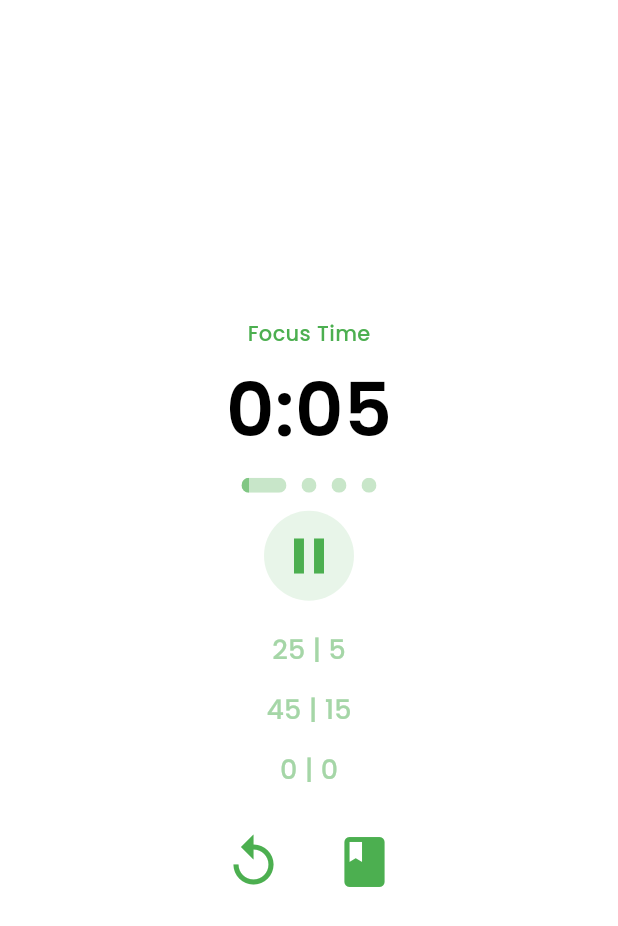
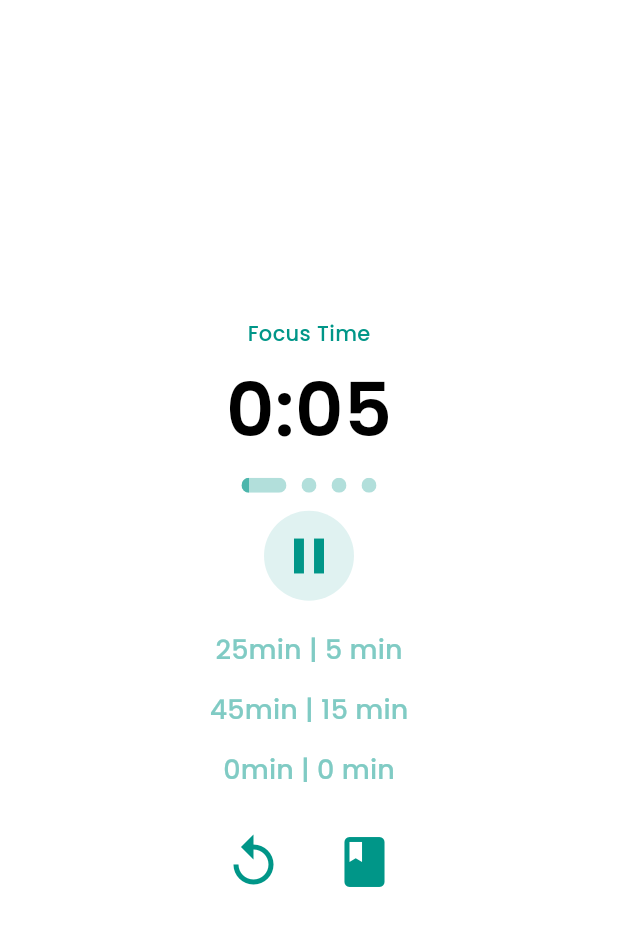
Before and after one commit to Liv44/Dring_Flutter, a Flutter app: the screen it shows after launch, after a tap on the "play arrow" icon, on a phone screen of 412 x 824 dp. Shown: the top 926 px of the screen. Run offline on Flutter 3.47's test engine with Material 3 defaults, Android fonts, the light colour scheme and no system bars; our stand-ins replace awesome_notifications, google_fonts, shared_preferences.

Commit message:
:bug: fix history in seconds and colors

```diff
--- a/lib/history.dart
+++ b/lib/history.dart
@@ -1,4 +1,3 @@
-
 import 'dart:collection';
 
 class History {
@@ -6,14 +5,15 @@ class History {
   int totalNumberOfSessions = 0;
   List<Session> sessions = [];
 
-  History(this.totalTimeWorkedInDays, this.totalNumberOfSessions, this.sessions);
+  History(
+      this.totalTimeWorkedInDays, this.totalNumberOfSessions, this.sessions);
 
   Map<String, dynamic> sessionToJson() {
     Map<String, dynamic> sessionsJson = <String, dynamic>{};
     for (var session in sessions) {
       var sessionJson = <String, dynamic>{
         'date': session.date,
-        'workedTimeInHours': session.workedTimeInHours,
+        'workedTimeInSeconds': session.workedTimeInSeconds,
         'totalOfSessions': session.totalOfSessions
       };
 
@@ -45,20 +45,17 @@ class History {
       newSessionList.add(Session.fromJson(sessionTyped));
     });
 
-    return History(
-      json['totalTimeWorkedInDays'] as double,
-      json['totalNumberOfSessions'] as int,
-      newSessionList
-    );
+    return History(json['totalTimeWorkedInDays'] as double,
+        json['totalNumberOfSessions'] as int, newSessionList);
   }
 }
 
 class Session {
   DateTime date = DateTime.now();
-  double workedTimeInHours = 0;
+  double workedTimeInSeconds = 0;
   int totalOfSessions = 0;
 
-  Session(this.date, this.workedTimeInHours, this.totalOfSessions);
+  Session(this.date, this.workedTimeInSeconds, this.totalOfSessions);
 
   String dateToJson() {
     return "${date.day},${date.month},${date.year}";
@@ -66,22 +63,20 @@ class Session {
 
   static DateTime jsonToDate(String string) {
     List list = string.split(',');
-    DateTime result = DateTime(int.parse(list[2]), int.parse(list[1]), int.parse(list[0]));
+    DateTime result =
+        DateTime(int.parse(list[2]), int.parse(list[1]), int.parse(list[0]));
     return result;
   }
 
   Map<String, dynamic> toJson() => {
-    'date': dateToJson(),
-    'workedTimeInHours': workedTimeInHours,
-    'totalOfSessions': totalOfSessions
-  };
+        'date': dateToJson(),
+        'workedTimeInSeconds': workedTimeInSeconds,
+        'totalOfSessions': totalOfSessions
+      };
 
   factory Session.fromJson(Map<String, dynamic> json) {
     DateTime newDate = jsonToDate(json['date']);
-    return Session(
-      newDate,
-      json['workedTimeInHours'] as double ,
-      json['totalOfSessions'] as int
-    );
+    double workedTime = (json['workedTimeInSeconds'] ?? 0).toDouble();
+    return Session(newDate, workedTime, json['totalOfSessions'] as int);
   }
 }
--- a/lib/mainScreen.dart
+++ b/lib/mainScreen.dart
@@ -8,16 +8,13 @@ import 'package:dring/timerService.dart';
 import 'package:shared_preferences/shared_preferences.dart';
 
 class MainScreen extends StatefulWidget {
-  const MainScreen({
-    super.key
-  });
+  const MainScreen({super.key});
 
   @override
   State<MainScreen> createState() => _MainScreenState();
 }
 
 class _MainScreenState extends State<MainScreen> {
-
   @override
   void initState() {
     AwesomeNotifications().isNotificationAllowed().then((isAllowed) {
@@ -34,19 +31,16 @@ class _MainScreenState extends State<MainScreen> {
       theme: ThemeData(
         primarySwatch: Colors.blue,
         colorScheme: ColorScheme.fromSwatch(
-          primarySwatch: Colors.green,
+          primarySwatch: Colors.teal,
         ).copyWith(),
       ),
-
       debugShowCheckedModeBanner: false,
       home: const Scaffold(
         backgroundColor: Colors.white,
         body: Center(
           child: Column(
             mainAxisAlignment: MainAxisAlignment.center,
-            children: [
-              TimerWidget()
-            ],
+            children: [TimerWidget()],
           ),
         ),
       ),
--- a/lib/timerService.dart
+++ b/lib/timerService.dart
@@ -9,7 +9,7 @@ import 'package:shared_preferences/shared_preferences.dart';
 
 import 'utils.dart';
 
-class TimerService extends ChangeNotifier{
+class TimerService extends ChangeNotifier {
   Timer? timer;
   double durationOfFocus = minToSeconds(.1);
   double durationOfBreak = minToSeconds(.05);
@@ -19,32 +19,38 @@ class TimerService extends ChangeNotifier{
   bool isPlaying = false;
   AppStatus appStatus = AppStatus.stopped;
   AppStatus previousAppStatus = AppStatus.stopped;
-  var statusStrings = ["Focus Time", "Break Time", "Long Break Time", "Stopped"];
+  var statusStrings = [
+    "Focus Time",
+    "Break Time",
+    "Long Break Time",
+    "Stopped"
+  ];
   String statusString = "Stopped";
-  var colorsOfProgressWidgets = [Colors.green[300], Colors.green[300], Colors.green[300], Colors.green[300]];
+  var colorsOfProgressWidgets = [
+    Colors.teal[300],
+    Colors.teal[300],
+    Colors.teal[300],
+    Colors.teal[300]
+  ];
   var inUseProgressWidgets = [false, false, false, false];
   var isFilledProgressWidgets = [false, false, false, false];
 
   SharedPreferences? sharedPreferences;
 
-
-
-  void changeTimesDuration(double focusDuration, double breakDuration, double longBreakDirection)
-  {
+  void changeTimesDuration(
+      double focusDuration, double breakDuration, double longBreakDirection) {
     durationOfFocus = minToSeconds(focusDuration);
     durationOfBreak = minToSeconds(breakDuration);
     durationOfLongBreak = minToSeconds(longBreakDirection);
     notifyListeners();
   }
 
-  void setTimerTime(double timeToSet)
-  {
+  void setTimerTime(double timeToSet) {
     timeLeft = timeToSet;
     notifyListeners();
   }
 
-  void startTimer()
-  {
+  void startTimer() {
     if (round == 0) {
       round++;
       setAppStatus(AppStatus.focus);
@@ -67,35 +73,37 @@ class TimerService extends ChangeNotifier{
     );
   }
 
-  void stopTimer()
-  {
+  void stopTimer() {
     isPlaying = false;
     timer?.cancel();
     setAppStatus(AppStatus.stopped);
     notifyListeners();
   }
 
-  void timerEnded()
-  {
+  void timerEnded() {
+    round++;
     setHistory();
-    round++;
     if (appStatus == AppStatus.focus) {
       if (round >= 8) {
-        triggerNotification("Dring ! Timer is up !", "You did 4 focus time in a row, it's time for a long break !");
+        triggerNotification("Dring ! Timer is up !",
+            "You did 4 focus time in a row, it's time for a long break !");
         setAppStatus(AppStatus.longBreak);
         setTimerTime(durationOfLongBreak);
         return;
       } else {
-        triggerNotification("Dring ! Timer is up !", "Focus time is over, time for a short break !");
+        triggerNotification("Dring ! Timer is up !",
+            "Focus time is over, time for a short break !");
         setAppStatus(AppStatus.shortBreak);
         setTimerTime(durationOfBreak);
       }
       timeLeft++; //Otherwise the first second of the break time is cut
-    } else if (appStatus == AppStatus.shortBreak || appStatus == AppStatus.longBreak) {
+    } else if (appStatus == AppStatus.shortBreak ||
+        appStatus == AppStatus.longBreak) {
       if (appStatus == AppStatus.longBreak) {
         round = 1;
       }
-      triggerNotification("Dring ! Timer is up !", "Break is over, time to focus up !");
+      triggerNotification(
+          "Dring ! Timer is up !", "Break is over, time to focus up !");
       setAppStatus(AppStatus.focus);
       setTimerTime(durationOfFocus);
     }
@@ -103,8 +111,7 @@ class TimerService extends ChangeNotifier{
     notifyListeners();
   }
 
-  void resetTimer()
-  {
+  void resetTimer() {
     stopTimer();
     round = 0;
     setAppStatus(AppStatus.stopped);
@@ -113,7 +120,7 @@ class TimerService extends ChangeNotifier{
     notifyListeners();
   }
 
-  void setAppStatus(AppStatus newAppStatus){
+  void setAppStatus(AppStatus newAppStatus) {
     previousAppStatus = appStatus;
     appStatus = newAppStatus;
     switch (newAppStatus) {
@@ -134,17 +141,26 @@ class TimerService extends ChangeNotifier{
     notifyListeners();
   }
 
-  void setProgressInUseAndColors()
-  {
+  void setProgressInUseAndColors() {
     inUseProgressWidgets = [false, false, false, false];
     switch (round) {
       case 0:
         isFilledProgressWidgets = [false, false, false, false];
-        colorsOfProgressWidgets = [Colors.green[300], Colors.green[300], Colors.green[300], Colors.green[300]];
+        colorsOfProgressWidgets = [
+          Colors.teal[300],
+          Colors.teal[300],
+          Colors.teal[300],
+          Colors.teal[300]
+        ];
         break;
       case 1:
         isFilledProgressWidgets = [false, false, false, false];
-        colorsOfProgressWidgets = [Colors.green[300], Colors.green[300], Colors.green[300], Colors.green[300]];
+        colorsOfProgressWidgets = [
+          Colors.teal[300],
+          Colors.teal[300],
+          Colors.teal[300],
+          Colors.teal[300]
+        ];
         inUseProgressWidgets[0] = true;
         break;
       case 2:
@@ -169,13 +185,17 @@ class TimerService extends ChangeNotifier{
         break;
       case 8:
         isFilledProgressWidgets[3] = true;
-        colorsOfProgressWidgets = [Colors.purple[300], Colors.purple[300], Colors.purple[300], Colors.purple[300]];
+        colorsOfProgressWidgets = [
+          Colors.purple[300],
+          Colors.purple[300],
+          Colors.purple[300],
+          Colors.purple[300]
+        ];
         break;
     }
   }
 
-  void triggerNotification(String tilte, String body)
-  {
+  void triggerNotification(String tilte, String body) {
     AwesomeNotifications().createNotification(
       content: NotificationContent(
         id: 10,
@@ -189,28 +209,29 @@ class TimerService extends ChangeNotifier{
   Future<History> getHistory() async {
     SharedPreferences sharedPreferences = await SharedPreferences.getInstance();
 
+    if (sharedPreferences.getString('history') == null) {
+      return History(0, 0, []);
+    }
     String string = sharedPreferences.getString('history')!;
     Map<String, dynamic> json = await jsonDecode(string);
     History history = History.fromJson(json);
-
     return history;
   }
 
   setHistory() async {
     History history = await getHistory();
 
-    if(history != null) {
-
+    if (history != null) {
+      print("History is not null");
       history.totalNumberOfSessions += 1;
       if (appStatus == AppStatus.shortBreak) {
-        history.totalTimeWorkedInDays += minToDays(secondsToMinutes(durationOfBreak));
+        history.totalTimeWorkedInDays += durationOfBreak;
       } else {
-        history.totalTimeWorkedInDays += minToDays(secondsToMinutes(durationOfFocus));
+        history.totalTimeWorkedInDays += durationOfFocus;
       }
 
       int? sessionToModify;
-      for (int i = 0; i < history.sessions.length; i++)
-      {
+      for (int i = 0; i < history.sessions.length; i++) {
         if (isSameDay(history.sessions[i].date, DateTime.now())) {
           sessionToModify = i;
           break;
@@ -219,15 +240,17 @@ class TimerService extends ChangeNotifier{
 
       if (sessionToModify != null) {
         history.sessions[sessionToModify].totalOfSessions += 1;
-        history.sessions[sessionToModify].workedTimeInHours += minToHours(secondsToMinutes(durationOfFocus));
+        history.sessions[sessionToModify].workedTimeInSeconds +=
+            durationOfFocus;
       } else {
-        Session newSession = Session(DateTime.now(), minToHours(secondsToMinutes(durationOfFocus)), 1 );
+        Session newSession = Session(DateTime.now(), durationOfFocus, 1);
         history.sessions.add(newSession);
       }
-
     } else {
-      Session newSession = Session(DateTime.now(), minToHours(secondsToMinutes(durationOfFocus)), 1 );
-      history = History(minToDays(secondsToMinutes(durationOfFocus)), 1, [newSession]);
+      Session newSession = Session(DateTime.now(), 0, 1);
+      Session newSession2 = Session(DateTime(2024, 10, 28), 2000, 5);
+      Session newSession3 = Session(DateTime(2024, 10, 27), 10000, 10);
+      history = History(12000, 1, [newSession, newSession2, newSession3]);
     }
 
     Map<String, dynamic> jsonMap = history.toJson();
@@ -238,11 +261,8 @@ class TimerService extends ChangeNotifier{
   }
 
   static bool isSameDay(DateTime? dateA, DateTime? dateB) {
-  return
-    dateA?.year == dateB?.year &&
-    dateA?.month == dateB?.month &&
-    dateA?.day == dateB?.day;
+    return dateA?.year == dateB?.year &&
+        dateA?.month == dateB?.month &&
+        dateA?.day == dateB?.day;
   }
-
-
 }
--- a/lib/widgets/progressDotsWidget.dart
+++ b/lib/widgets/progressDotsWidget.dart
@@ -4,7 +4,7 @@ import 'progressWidget.dart';
 import '../timerService.dart';
 
 class ProgressDotsWidget extends StatelessWidget {
-  const ProgressDotsWidget ({super.key});
+  const ProgressDotsWidget({super.key});
 
   @override
   Widget build(BuildContext context) {
@@ -15,7 +15,7 @@ class ProgressDotsWidget extends StatelessWidget {
       children: [
         ProgressWidget(
           filledColor: provider.colorsOfProgressWidgets[0],
-          emptyColor: Colors.green[100],
+          emptyColor: Colors.teal[100],
           divisions: provider.durationOfFocus,
           progression: (provider.timeLeft),
           isInUse: provider.inUseProgressWidgets[0],
@@ -23,7 +23,7 @@ class ProgressDotsWidget extends StatelessWidget {
         ),
         ProgressWidget(
           filledColor: provider.colorsOfProgressWidgets[1],
-          emptyColor: Colors.green[100],
+          emptyColor: Colors.teal[100],
           divisions: provider.durationOfFocus,
           progression: (provider.timeLeft),
           isInUse: provider.inUseProgressWidgets[1],
@@ -31,7 +31,7 @@ class ProgressDotsWidget extends StatelessWidget {
         ),
         ProgressWidget(
           filledColor: provider.colorsOfProgressWidgets[2],
-          emptyColor: Colors.green[100],
+          emptyColor: Colors.teal[100],
           divisions: provider.durationOfFocus,
           progression: (provider.timeLeft),
           isInUse: provider.inUseProgressWidgets[2],
@@ -39,7 +39,7 @@ class ProgressDotsWidget extends StatelessWidget {
         ),
         ProgressWidget(
           filledColor: provider.colorsOfProgressWidgets[3],
-          emptyColor: Colors.green[100],
+          emptyColor: Colors.teal[100],
           divisions: provider.durationOfFocus,
           progression: (provider.timeLeft),
           isInUse: provider.inUseProgressWidgets[3],
--- a/lib/widgets/progressWidget.dart
+++ b/lib/widgets/progressWidget.dart
@@ -6,7 +6,7 @@ class ProgressWidget extends StatefulWidget {
     this.progression = 0,
     this.divisions = 5,
     this.emptyColor = Colors.grey,
-    this.filledColor = Colors.green,
+    this.filledColor = Colors.teal,
     this.isInUse = false,
     this.isFilled = false,
   });
@@ -32,12 +32,13 @@ class _ProgressWidgetState extends State<ProgressWidget> {
       child: ClipRRect(
         borderRadius: const BorderRadius.all(Radius.circular(10)),
         child: LinearProgressIndicator(
-          color: widget.filledColor,
-          backgroundColor: widget.emptyColor,
-          value: (widget.isInUse)
-            ? 1 - ((1/ widget.divisions) * widget.progression)
-            : (widget.isFilled) ? 1 : 0
-        ),
+            color: widget.filledColor,
+            backgroundColor: widget.emptyColor,
+            value: (widget.isInUse)
+                ? 1 - ((1 / widget.divisions) * widget.progression)
+                : (widget.isFilled)
+                    ? 1
+                    : 0),
       ),
     );
   }
--- a/lib/widgets/timeSelectionWidget.dart
+++ b/lib/widgets/timeSelectionWidget.dart
@@ -24,23 +24,27 @@ class _TimeSelectionWidgetState extends State<TimeSelectionWidget> {
   Widget build(BuildContext context) {
     final provider = Provider.of<TimerService>(context);
     return Container(
-      width: 100, height: 40,
+      width: 200,
+      height: 40,
       padding: const EdgeInsets.all(0),
       margin: const EdgeInsets.all(0),
       decoration: const BoxDecoration(
-        color: Colors.transparent,
-        borderRadius: BorderRadius.all(Radius.circular(1))
-      ),
+          color: Colors.transparent,
+          borderRadius: BorderRadius.all(Radius.circular(1))),
       child: TextButton(
         style: ButtonStyle(
-          overlayColor: WidgetStatePropertyAll(Colors.green[100]),
+          overlayColor: WidgetStatePropertyAll(Colors.teal[100]),
         ),
-        child : Text(
-          style: textStyle(18, widget.isInUse == true ? Colors.green[600] : Colors.green[200] , FontWeight.w500),
-          "${widget.focusDuration.round()} | ${widget.pauseDuration.round()}",
+        child: Text(
+          style: textStyle(
+              18,
+              widget.isInUse == true ? Colors.teal[600] : Colors.teal[200],
+              FontWeight.w500),
+          "${widget.focusDuration.round()}min | ${widget.pauseDuration.round()} min",
         ),
         onPressed: () {
-          provider.changeTimesDuration(widget.focusDuration, widget.pauseDuration, widget.focusDuration);
+          provider.changeTimesDuration(
+              widget.focusDuration, widget.pauseDuration, widget.focusDuration);
           provider.resetTimer();
           // provider widget.isInUse = !widget.isInUse;
         },
--- a/lib/widgets/timerWidget.dart
+++ b/lib/widgets/timerWidget.dart
@@ -17,10 +17,16 @@ class TimerWidget extends StatelessWidget {
       children: [
         Text(
           provider.statusString,
-          style: textStyle(14,
-            provider.appStatus == AppStatus.focus ? Colors.green: (provider.appStatus == AppStatus.shortBreak ? Colors.blue : (provider.appStatus == AppStatus.longBreak ? Colors.purple : Colors.black)),
-            FontWeight.w500
-          ),
+          style: textStyle(
+              14,
+              provider.appStatus == AppStatus.focus
+                  ? Colors.teal
+                  : (provider.appStatus == AppStatus.shortBreak
+                      ? Colors.blue
+                      : (provider.appStatus == AppStatus.longBreak
+                          ? Colors.purple
+                          : Colors.black)),
+              FontWeight.w500),
         ),
         newSeparator(5),
         Text(
@@ -29,11 +35,17 @@ class TimerWidget extends StatelessWidget {
         ),
         newSeparator(5),
         const ProgressDotsWidget(),
-        Container(width: 60,height: 60, margin: const EdgeInsets.all(7), decoration: BoxDecoration(color: Colors.green[50], borderRadius: const BorderRadius.all(Radius.circular(100))),
+        Container(
+          width: 60,
+          height: 60,
+          margin: const EdgeInsets.all(7),
+          decoration: BoxDecoration(
+              color: Colors.teal[50],
+              borderRadius: const BorderRadius.all(Radius.circular(100))),
           child: IconButton(
-            icon : provider.isPlaying
-              ? Icon(Icons.pause, size: 40, color: Colors.green[500])
-              : Icon(Icons.play_arrow, size: 40, color: Colors.green[500]),
+            icon: provider.isPlaying
+                ? Icon(Icons.pause, size: 40, color: Colors.teal[500])
+                : Icon(Icons.play_arrow, size: 40, color: Colors.teal[500]),
             onPressed: () {
               if (provider.isPlaying) {
                 provider.stopTimer();
@@ -51,13 +63,16 @@ class TimerWidget extends StatelessWidget {
         Row(
           mainAxisAlignment: MainAxisAlignment.center,
           children: [
-            Container(width: 60,height: 60, margin: const EdgeInsets.all(7),
+            Container(
+              width: 60,
+              height: 60,
+              margin: const EdgeInsets.all(7),
               decoration: const BoxDecoration(
-                color: Colors.transparent,
-                borderRadius: BorderRadius.all(Radius.circular(100))
-              ),
+                  color: Colors.transparent,
+                  borderRadius: BorderRadius.all(Radius.circular(100))),
               child: IconButton(
-                icon : Icon(Icons.replay_outlined, size: 40, color: Colors.green[500]),
+                icon: Icon(Icons.replay_outlined,
+                    size: 40, color: Colors.teal[500]),
                 onPressed: () {
                   provider.resetTimer();
                 },
```
Also changed, not shown: lib/widgets/dayHistoryWidget.dart (+27 -8 lines), lib/widgets/historyButtonWidget.dart (+15 -24 lines).
